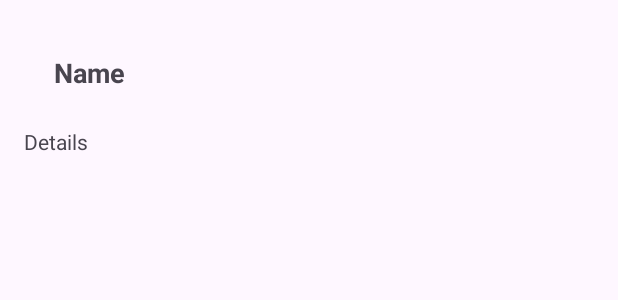
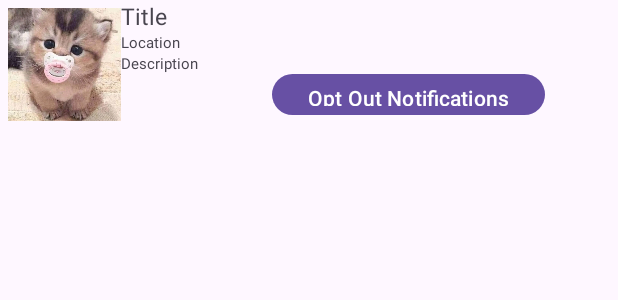
Before and after one commit to CMPUT301F24prince/princeProject, an Android app: the layout content_notification.xml on its own in the app's theme, with its tools: preview values and no code run, on a phone screen of 412 x 824 dp. Shown: the top 300 px of the screen. Run offline under Robolectric (Android 15) with nearby library versions, the phone set to English and light mode, and no system bars.

Commit message:
Integrated notification opt out (kind of)

```diff
--- a/PrinceProject/app/src/main/java/com/example/princeproject/User.java
+++ b/PrinceProject/app/src/main/java/com/example/princeproject/User.java
@@ -31,6 +31,8 @@ public class User implements Serializable {
         this.phone = phone;
         this.account = account;
         this.deviceId = deviceId;
+
+
     }
 
     /**
--- a/PrinceProject/app/src/main/res/layout/content_notification.xml
+++ b/PrinceProject/app/src/main/res/layout/content_notification.xml
@@ -1,26 +1,57 @@
 <?xml version="1.0" encoding="utf-8"?>
-<LinearLayout
-    xmlns:android="http://schemas.android.com/apk/res/android"
-    android:layout_height="wrap_content"
+<androidx.constraintlayout.widget.ConstraintLayout xmlns:android="http://schemas.android.com/apk/res/android"
+    xmlns:app="http://schemas.android.com/apk/res-auto"
+    xmlns:tools="http://schemas.android.com/tools"
     android:layout_width="match_parent"
-    android:orientation="vertical"
-    android:padding="16dp">
+    android:layout_height="match_parent">
+
+    <ImageView
+        android:id="@+id/notif_event_image"
+        android:layout_width="75dp"
+        android:layout_height="75dp"
+        android:layout_margin="5dp"
+        android:src="@drawable/filler_image"
+        app:layout_constraintStart_toStartOf="parent"
+        app:layout_constraintTop_toTopOf="parent"
+        />
 
     <TextView
         android:id="@+id/notifNameText"
         android:layout_width="wrap_content"
         android:layout_height="wrap_content"
-        android:padding="20dp"
-        android:text="Name"
-        android:textSize="18sp"
-        android:textStyle="bold"/>
+        android:padding="0dp"
+        android:text="Title"
+        android:textSize="15sp"
+        app:layout_constraintStart_toEndOf="@+id/notif_event_image"
+        app:layout_constraintTop_toTopOf="parent" />
+
+    <TextView
+        android:id="@+id/notiflocation_text"
+        android:layout_width="wrap_content"
+        android:layout_height="wrap_content"
+        android:padding="0dp"
+        android:text="Location"
+        android:textSize="10sp"
+        app:layout_constraintStart_toEndOf="@+id/notif_event_image"
+        app:layout_constraintTop_toBottomOf="@+id/notifNameText" />
 
     <TextView
         android:id="@+id/notifDetailsText"
         android:layout_width="wrap_content"
         android:layout_height="wrap_content"
-        android:text="Details"
-        android:textSize="14sp"
-        android:layout_marginTop="4dp"/>
+        android:padding="0dp"
+        android:text="Description"
+        android:textSize="10sp"
+        app:layout_constraintStart_toEndOf="@+id/notif_event_image"
+        app:layout_constraintTop_toBottomOf="@+id/notiflocation_text" />
 
-</LinearLayout>
+    <Button
+        android:id="@+id/optOutButton"
+        android:layout_width="wrap_content"
+        android:layout_height="35dp"
+        android:text="Opt Out Notifications"
+        app:layout_constraintBottom_toBottomOf="@+id/notif_event_image"
+        app:layout_constraintEnd_toEndOf="parent"
+        app:layout_constraintStart_toEndOf="@+id/notifDetailsText" />
+
+</androidx.constraintlayout.widget.ConstraintLayout>
```
Also changed, not shown: PrinceProject/app/src/main/java/com/example/princeproject/NotificationsPage/EventManager.java (added, +53 -0 lines), PrinceProject/app/src/main/java/com/example/princeproject/NotificationsPage/Notification.java (+10 -0 lines), PrinceProject/app/src/main/java/com/example/princeproject/NotificationsPage/NotificationArrayAdapter.java (+16 -0 lines), PrinceProject/app/src/main/java/com/example/princeproject/NotificationsPage/NotificationPreferenceManager.java (added, +25 -0 lines), PrinceProject/app/src/main/java/com/example/princeproject/NotificationsPage/NotificationsFragment.java (+14 -3 lines), 23 other files.
